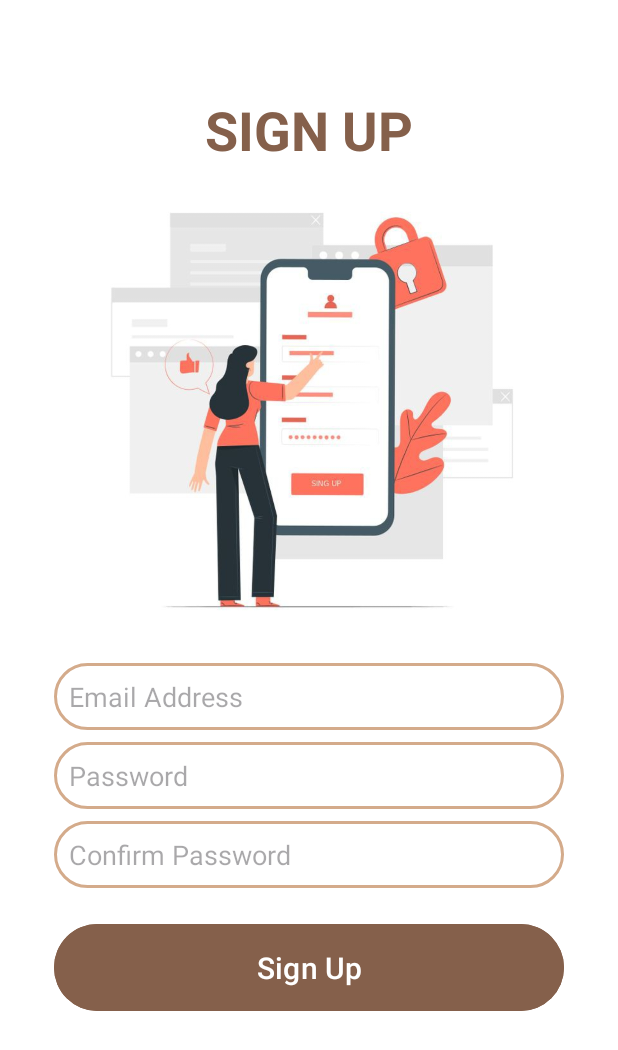
After one commit to Vihari7/BeFreeApp, an Android app: the Signup screen opened directly, with no data from a screen before it, on a phone screen of 412 x 824 dp. The commit adds this screen. Shown: the top 1050 px of the screen. Run offline under Robolectric (Android 15) with nearby library versions, the phone set to English and light mode, and no system bars.

Commit message:
create signup and login

```diff
--- a/app/src/main/AndroidManifest.xml
+++ b/app/src/main/AndroidManifest.xml
@@ -12,6 +12,12 @@
         android:supportsRtl="true"
         android:theme="@style/Theme.BeFreeApp"
         tools:targetApi="31">
+        <activity
+            android:name=".Login"
+            android:exported="false" />
+        <activity
+            android:name=".Signup"
+            android:exported="false" />
         <activity
             android:name=".StartActivity"
             android:exported="true" />
--- /dev/null
+++ b/app/src/main/java/com/viha/befreeapp/Signup.java
@@ -0,0 +1,14 @@
+package com.viha.befreeapp;
+
+import androidx.appcompat.app.AppCompatActivity;
+
+import android.os.Bundle;
+
+public class Signup extends AppCompatActivity {
+
+    @Override
+    protected void onCreate(Bundle savedInstanceState) {
+        super.onCreate(savedInstanceState);
+        setContentView(R.layout.activity_signup);
+    }
+}
--- /dev/null
+++ b/app/src/main/res/layout/activity_signup.xml
@@ -0,0 +1,72 @@
+<?xml version="1.0" encoding="utf-8"?>
+<LinearLayout xmlns:android="http://schemas.android.com/apk/res/android"
+    xmlns:app="http://schemas.android.com/apk/res-auto"
+    xmlns:tools="http://schemas.android.com/tools"
+    android:layout_width="match_parent"
+    android:layout_height="match_parent"
+    android:orientation="vertical"
+    android:background="@color/white"
+    android:padding="36dp"
+    tools:context=".Signup">
+    <TextView
+        android:layout_width="match_parent"
+        android:layout_height="wrap_content"
+        android:layout_marginTop="16dp"
+        android:text="SIGN UP"
+        android:textSize="36sp"
+        android:padding="10dp"
+        android:textStyle="bold"
+        android:textColor="#85604B"
+        android:gravity="center"/>
+
+    <ImageView
+        android:id="@+id/signupImage"
+        android:layout_width="wrap_content"
+        android:layout_height="313dp"
+        android:layout_gravity="center"
+        android:src="@drawable/signup" />
+
+
+    <EditText
+        android:id="@+id/editEmail"
+        android:layout_width="match_parent"
+        android:layout_height="wrap_content"
+        android:background="@drawable/shapes_customize"
+        android:padding="10dp"
+        android:hint="Email Address"
+        android:layout_marginTop="8dp"
+        android:textColor="@color/grey"/>
+
+    <EditText
+        android:id="@+id/editPassword"
+        android:layout_width="match_parent"
+        android:layout_height="wrap_content"
+        android:background="@drawable/shapes_customize"
+        android:padding="10dp"
+        android:hint="Password"
+        android:inputType="textPassword"
+        android:layout_marginTop="8dp"
+        android:textColor="@color/grey"/>
+    <EditText
+        android:id="@+id/editConfirmPassword"
+        android:layout_width="match_parent"
+        android:layout_height="wrap_content"
+        android:background="@drawable/shapes_customize"
+        android:padding="10dp"
+        android:hint="Confirm Password"
+        android:layout_marginTop="8dp"
+        android:inputType="textPassword"
+        android:textColor="@color/grey"/>
+
+    <Button
+        android:id="@+id/buttonSignup"
+        android:layout_width="match_parent"
+        android:layout_height="wrap_content"
+        android:backgroundTint="#85604B"
+        android:padding="15dp"
+        android:text="Sign Up"
+        android:layout_marginTop="20dp"
+        android:textColor="@color/white"
+        android:textSize="20dp" />
+
+</LinearLayout>
--- a/app/src/main/res/layout/activity_start.xml
+++ b/app/src/main/res/layout/activity_start.xml
@@ -28,7 +28,7 @@
         android:layout_marginTop="71dp"
         android:layout_marginEnd="111dp"
         android:text="BE FREE"
-        android:textColor="#6A5B43"
+        android:textColor="#623E2A"
         android:textSize="48sp"
         android:textStyle="bold"
         app:layout_constraintBottom_toBottomOf="parent"
--- a/app/src/main/res/values/colors.xml
+++ b/app/src/main/res/values/colors.xml
@@ -7,5 +7,7 @@
 <!--    Topic color-->
     <color name="desaturatedOrange">#623E2A</color>
     <color name="paleOrange">#FFF6EF</color>
-    <color name="backgroundLines">#6A5B43</color>
+
+    <color name="grey">#5E5A54</color>
+    <color name="backgroundLines">#D4AB8B</color>
 </resources>
```
Also changed, not shown: app/src/main/java/com/viha/befreeapp/Login.java (added, +14 -0 lines), app/src/main/java/com/viha/befreeapp/StartActivity.java (+26 -1 lines), app/src/main/res/drawable/round_edittext.xml (added, +13 -0 lines), app/src/main/res/layout/activity_login.xml (added, +9 -0 lines).
